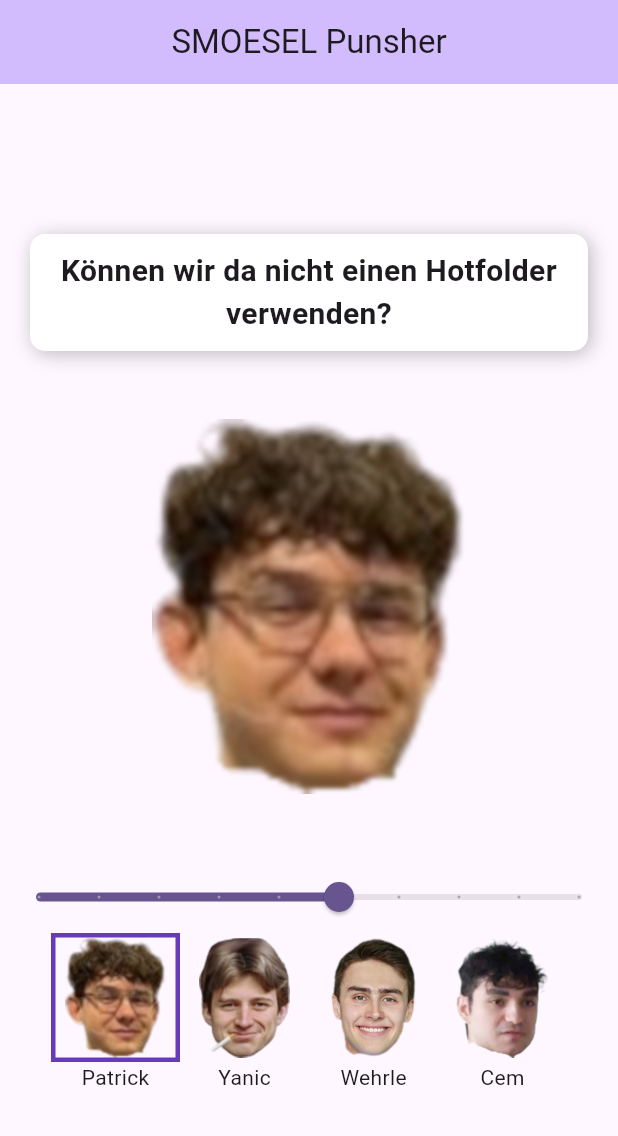
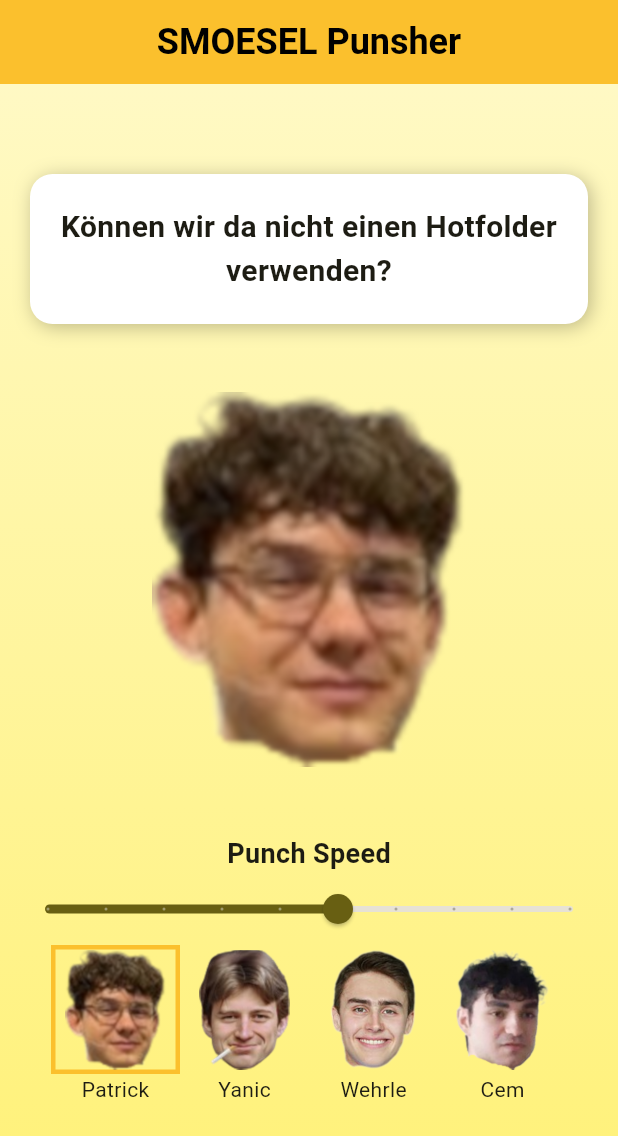
Before and after one commit to smoesel-de/smoesel-puncher, a Flutter app: the screen it shows after launch, on a phone screen of 412 x 824 dp. Shown: the top 1136 px of the screen. Run offline on Flutter 3.47's test engine with Material 3 defaults, Android fonts, the phone set to English and light mode, and no system bars.

```diff
--- a/lib/main.dart
+++ b/lib/main.dart
@@ -15,7 +15,16 @@ class MyApp extends StatelessWidget {
     return MaterialApp(
       title: 'SMOESEL Punsher',
       theme: ThemeData(
-        colorScheme: ColorScheme.fromSeed(seedColor: Colors.deepPurple),
+        colorScheme: ColorScheme.fromSeed(seedColor: Colors.yellow),
+        appBarTheme: AppBarTheme(
+          backgroundColor: Colors.yellow.shade700,
+          titleTextStyle: TextStyle(
+            color: Colors.black,
+            fontSize: 24,
+            fontWeight: FontWeight.bold,
+          ),
+          iconTheme: IconThemeData(color: Colors.black),
+        ),
       ),
       home: const MyHomePage(title: 'SMOESEL Punsher'),
       debugShowCheckedModeBanner: false,
@@ -87,8 +96,8 @@ class _MyHomePageState extends State<MyHomePage>
         "Mein Onkel ist der beste Vertriebler in Deutschland.",
         "Zählt da auch die Apple Watch?",
         "Ich habe ein Praktikum beim Frauenarzt gemacht.",
-        "Eine Studie zeigt, dass 90% der Frauen auf Muskeln stehen.",
         "Eine Studie zeigt ja, dass Frauen ...",
+        "Ich würde mich ja selber ficken",
       ],
     },
   };
@@ -165,19 +174,27 @@ class _MyHomePageState extends State<MyHomePage>
   @override
   Widget build(BuildContext context) {
     return Scaffold(
-      appBar: AppBar(
-        backgroundColor: Theme.of(context).colorScheme.inversePrimary,
-        title: Text(widget.title),
-        centerTitle: true,
+      appBar: AppBar(title: Text(widget.title), centerTitle: true),
+      body: Container(
+        decoration: BoxDecoration(
+          gradient: LinearGradient(
+            colors: [Colors.yellow.shade100, Colors.yellow.shade300],
+            begin: Alignment.topCenter,
+            end: Alignment.bottomCenter,
           ),
-      body: Column(
+        ),
+        child: Column(
           children: [
-          SizedBox(height: 100),
-          SpeechBubble(
+            SizedBox(height: 60),
+            SizedBox(
+              height: 100,
+              width: 500,
+              child: SpeechBubble(
                 child: Text(
                   _currentQuote,
                   textAlign: TextAlign.center,
                   style: TextStyle(fontSize: 20, fontWeight: FontWeight.bold),
+                ),
               ),
             ),
             SizedBox(height: 20),
@@ -214,7 +231,13 @@ class _MyHomePageState extends State<MyHomePage>
               ),
             ),
             SizedBox(height: 20),
-          Slider(
+            Text(
+              'Punch Speed',
+              style: TextStyle(fontSize: 18, fontWeight: FontWeight.bold),
+            ),
+            SizedBox(
+              width: 400,
+              child: Slider(
                 value: _punchSpeed,
                 min: 50,
                 max: 500,
@@ -225,6 +248,7 @@ class _MyHomePageState extends State<MyHomePage>
                     _punchSpeed = value;
                   });
                 },
+              ),
             ),
             Row(
               mainAxisAlignment: MainAxisAlignment.center,
@@ -239,7 +263,7 @@ class _MyHomePageState extends State<MyHomePage>
                               border: Border.all(
                                 color:
                                     _currentFace == face
-                                      ? Colors.deepPurple
+                                        ? Colors.yellow.shade700
                                         : Colors.transparent,
                                 width: 3,
                               ),
@@ -254,6 +278,7 @@ class _MyHomePageState extends State<MyHomePage>
             ),
           ],
         ),
+      ),
     );
   }
 }
@@ -266,11 +291,11 @@ class SpeechBubble extends StatelessWidget {
   @override
   Widget build(BuildContext context) {
     return Container(
-      padding: EdgeInsets.all(10),
+      padding: EdgeInsets.all(15),
       margin: EdgeInsets.symmetric(horizontal: 20),
       decoration: BoxDecoration(
         color: Colors.white,
-        borderRadius: BorderRadius.circular(10),
+        borderRadius: BorderRadius.circular(15),
         boxShadow: [
           BoxShadow(
             color: Colors.black26,
@@ -279,7 +304,7 @@ class SpeechBubble extends StatelessWidget {
           ),
         ],
       ),
-      child: child,
+      child: Center(child: child),
     );
   }
 }
```
Also changed, not shown: pubspec.yaml (+9 -0 lines), .github/workflows/cd.yaml (added), assets/logo.jpg (added), pubspec.lock, 14 other files. Lines whose indentation alone changed are shown as unchanged.
